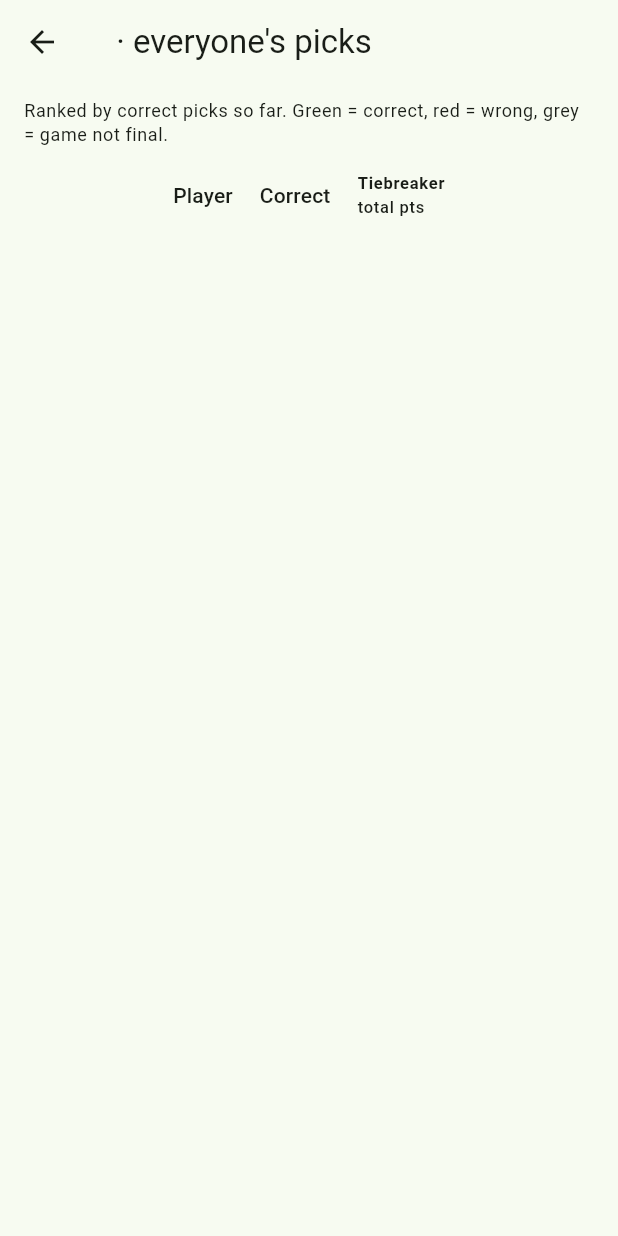
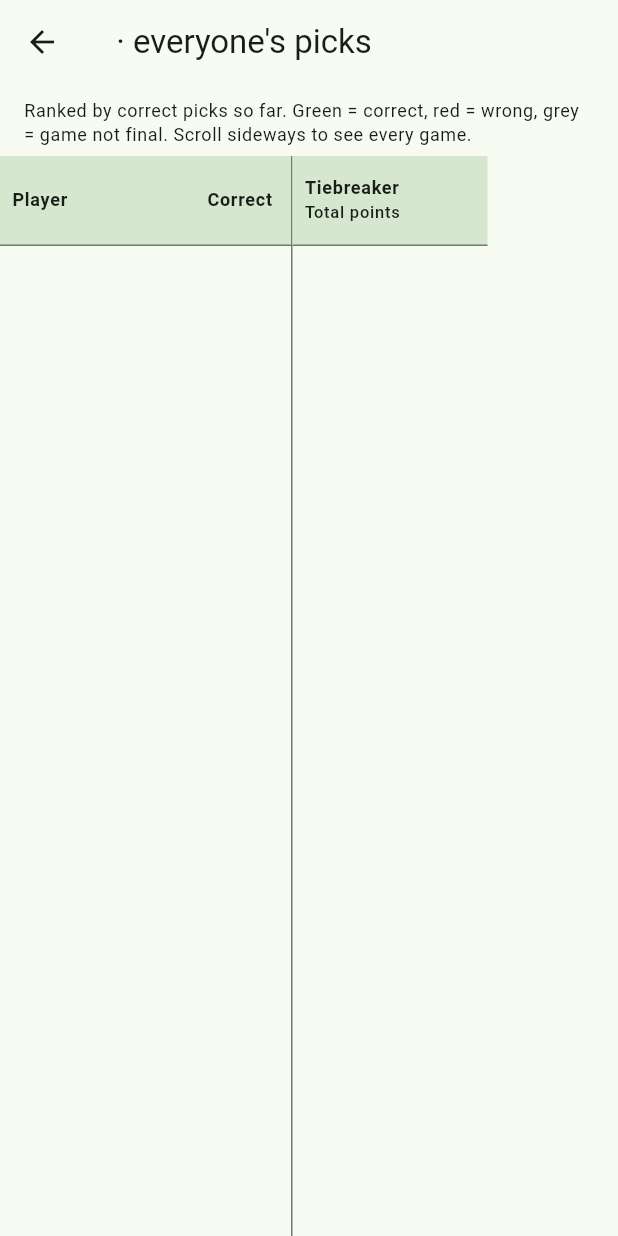
Before and after one commit to pjsusmc/football-pool, a Flutter app: the WeekGridScreen screen opened directly with empty values, on a phone screen of 412 x 824 dp. Run offline on Flutter 3.47's test engine with Material 3 defaults, Android fonts, the phone set to English and light mode, and no system bars; our stand-ins replace cloud_firestore, firebase_auth, firebase_core; accounts and stored records are empty.

Commit message:
Fixed player stats grid

```diff
--- a/lib/screens/week_grid_screen.dart
+++ b/lib/screens/week_grid_screen.dart
@@ -1,3 +1,4 @@
+import 'dart:ui' show PointerDeviceKind;
 import 'package:flutter/material.dart';
 import 'package:provider/provider.dart';
 import '../models/game.dart';
@@ -38,7 +39,7 @@ class WeekGridScreen extends StatelessWidget {
                 ),
               );
             }
-            return _Grid(poolId: poolId, weekId: weekId);
+            return _Loader(poolId: poolId, weekId: weekId);
           }),
         );
       },
@@ -53,10 +54,11 @@ Widget _error(String msg) => Center(
       ),
     );
 
-class _Grid extends StatelessWidget {
+/// Loads the pool, games and picks, then hands them to the grid.
+class _Loader extends StatelessWidget {
   final String poolId;
   final String weekId;
-  const _Grid({required this.poolId, required this.weekId});
+  const _Loader({required this.poolId, required this.weekId});
 
   @override
   Widget build(BuildContext context) {
@@ -86,8 +88,13 @@ class _Grid extends StatelessWidget {
                 return FutureBuilder<Map<String, String>>(
                   future: auth.displayNames(pool.memberUids),
                   builder: (context, nameSnap) {
-                    final names = nameSnap.data ?? const <String, String>{};
-                    return _table(context, pool, games, byUid, names, me);
+                    return _PicksGrid(
+                      memberUids: pool.memberUids,
+                      games: games,
+                      picks: byUid,
+                      names: nameSnap.data ?? const <String, String>{},
+                      me: me,
+                    );
                   },
                 );
               },
@@ -97,93 +104,240 @@ class _Grid extends StatelessWidget {
       },
     );
   }
+}
 
-  int _correct(List<Game> games, WeekPicks? p) {
+/// The grid itself. The player column stays put while the game columns scroll sideways, the
+/// header row stays put while rows scroll up and down, and both scroll bars are always visible.
+class _PicksGrid extends StatefulWidget {
+  final List<String> memberUids;
+  final List<Game> games;
+  final Map<String, WeekPicks> picks;
+  final Map<String, String> names;
+  final String? me;
+  const _PicksGrid({
+    required this.memberUids,
+    required this.games,
+    required this.picks,
+    required this.names,
+    required this.me,
+  });
+
+  @override
+  State<_PicksGrid> createState() => _PicksGridState();
+}
+
+class _PicksGridState extends State<_PicksGrid> {
+  static const double _nameW = 130;
+  static const double _correctW = 64;
+  static const double _gameW = 120;
+  static const double _tieW = 130;
+  static const double _headH = 60;
+  static const double _rowH = 48;
+
+  final _leftV = ScrollController(); // player column
+  final _rightV = ScrollController(); // game columns (drives the vertical scroll bar)
+  final _horizontal = ScrollController();
+  bool _syncing = false;
+
+  @override
+  void initState() {
+    super.initState();
+    _leftV.addListener(() => _sync(_leftV, _rightV));
+    _rightV.addListener(() => _sync(_rightV, _leftV));
+  }
+
+  void _sync(ScrollController from, ScrollController to) {
+    if (_syncing || !from.hasClients || !to.hasClients) return;
+    final target = from.offset.clamp(0.0, to.position.maxScrollExtent).toDouble();
+    if ((to.offset - target).abs() < 0.5) return;
+    _syncing = true;
+    to.jumpTo(target);
+    _syncing = false;
+  }
+
+  @override
+  void dispose() {
+    _leftV.dispose();
+    _rightV.dispose();
+    _horizontal.dispose();
+    super.dispose();
+  }
+
+  int _correct(WeekPicks? p) {
     if (p == null) return 0;
     var n = 0;
-    for (final g in games) {
+    for (final g in widget.games) {
       if (g.isFinal && g.winner != null && p.selections[g.id] == g.winner) n++;
     }
     return n;
   }
 
-  Widget _table(BuildContext context, Pool pool, List<Game> games, Map<String, WeekPicks> byUid,
-      Map<String, String> names, String? me) {
+  @override
+  Widget build(BuildContext context) {
+    final theme = Theme.of(context);
+    final games = widget.games;
     final last = games.where((g) => g.isLastGameOfWeek).firstOrNull;
     final actualTotal = (last != null && last.homeScore != null && last.awayScore != null)
         ? last.homeScore! + last.awayScore!
         : null;
 
-    final uids = [...pool.memberUids]..sort((a, b) {
-        final c = _correct(games, byUid[b]).compareTo(_correct(games, byUid[a]));
+    final uids = [...widget.memberUids]..sort((a, b) {
+        final c = _correct(widget.picks[b]).compareTo(_correct(widget.picks[a]));
         if (c != 0) return c;
-        return (names[a] ?? '').toLowerCase().compareTo((names[b] ?? '').toLowerCase());
+        return (widget.names[a] ?? '').toLowerCase().compareTo((widget.names[b] ?? '').toLowerCase());
       });
 
-    final headStyle = Theme.of(context).textTheme.labelSmall;
+    final rightW = games.length * _gameW + _tieW;
+    final border = BorderSide(color: theme.dividerColor);
+    final headBg = theme.colorScheme.secondaryContainer;
 
-    DataColumn col(String top, [String? sub]) => DataColumn(
-          label: Column(
+    Widget cell(double w, double h, Widget child,
+            {Color? bg, Alignment align = Alignment.centerLeft, bool bottom = true}) =>
+        Container(
+          width: w,
+          height: h,
+          alignment: align,
+          padding: const EdgeInsets.symmetric(horizontal: 8),
+          decoration: BoxDecoration(
+            color: bg,
+            border: Border(bottom: bottom ? border : BorderSide.none),
+          ),
+          child: child,
+        );
+
+    Widget head(double w, String top, [String? sub]) => cell(
+          w,
+          _headH,
+          Column(
             mainAxisAlignment: MainAxisAlignment.center,
             crossAxisAlignment: CrossAxisAlignment.start,
             children: [
-              Text(top, style: headStyle?.copyWith(fontWeight: FontWeight.bold)),
-              if (sub != null) Text(sub, style: headStyle),
+              Text(top,
+                  maxLines: 1,
+                  overflow: TextOverflow.ellipsis,
+                  style: theme.textTheme.labelMedium?.copyWith(fontWeight: FontWeight.bold)),
+              if (sub != null)
+                Text(sub, maxLines: 2, overflow: TextOverflow.ellipsis, style: theme.textTheme.labelSmall),
             ],
           ),
+          bg: headBg,
         );
 
-    final columns = <DataColumn>[
-      const DataColumn(label: Text('Player')),
-      const DataColumn(label: Text('Correct'), numeric: true),
-      for (final g in games)
-        col('${g.awayTeam} @', g.isFinal ? '${g.homeTeam} (${g.awayScore}-${g.homeScore})' : g.homeTeam),
-      col('Tiebreaker', actualTotal != null ? 'actual $actualTotal' : 'total pts'),
-    ];
+    Color? rowBg(String uid) => uid == widget.me ? theme.colorScheme.primaryContainer : null;
 
-    final rows = <DataRow>[];
-    for (final uid in uids) {
-      final p = byUid[uid];
-      final submitted = p != null && p.selections.isNotEmpty;
-      rows.add(DataRow(
-        color: uid == me
-            ? MaterialStatePropertyAll(Theme.of(context).colorScheme.primaryContainer)
-            : null,
-        cells: [
-          DataCell(Text(names[uid] ?? '…',
-              style: TextStyle(fontWeight: uid == me ? FontWeight.bold : FontWeight.normal))),
-          DataCell(Text('${_correct(games, p)}')),
-          for (final g in games) DataCell(_pickCell(g, submitted ? p.selections[g.id] : null)),
-          DataCell(Text(
-            p?.tiebreakerGuess == null
+    final leftRows = ListView.builder(
+      controller: _leftV,
+      itemCount: uids.length,
+      itemExtent: _rowH,
+      itemBuilder: (_, i) {
+        final uid = uids[i];
+        return Row(children: [
+          cell(
+            _nameW,
+            _rowH,
+            Text(widget.names[uid] ?? '…',
+                maxLines: 1,
+                overflow: TextOverflow.ellipsis,
+                style: TextStyle(fontWeight: uid == widget.me ? FontWeight.bold : FontWeight.normal)),
+            bg: rowBg(uid),
+          ),
+          cell(_correctW, _rowH, Text('${_correct(widget.picks[uid])}'),
+              bg: rowBg(uid), align: Alignment.center),
+        ]);
+      },
+    );
+
+    final rightRows = ListView.builder(
+      controller: _rightV,
+      itemCount: uids.length,
+      itemExtent: _rowH,
+      itemBuilder: (_, i) {
+        final uid = uids[i];
+        final p = widget.picks[uid];
+        final submitted = p != null && p.selections.isNotEmpty;
+        final guess = p?.tiebreakerGuess;
+        return Row(children: [
+          for (final g in games)
+            cell(_gameW, _rowH, _pickText(g, submitted ? p.selections[g.id] : null), bg: rowBg(uid)),
+          cell(
+            _tieW,
+            _rowH,
+            Text(guess == null
                 ? '–'
                 : actualTotal == null
-                    ? '${p!.tiebreakerGuess}'
-                    : '${p!.tiebreakerGuess} (off ${(p.tiebreakerGuess! - actualTotal).abs()})',
-          )),
-        ],
-      ));
-    }
+                    ? '$guess'
+                    : '$guess (off ${(guess - actualTotal).abs()})'),
+            bg: rowBg(uid),
+          ),
+        ]);
+      },
+    );
+
+    // Mouse drag should scroll too, not only the wheel and scroll bars.
+    final behavior = ScrollConfiguration.of(context).copyWith(
+      scrollbars: false,
+      dragDevices: PointerDeviceKind.values.toSet(),
+    );
 
     return Column(
       children: [
         Padding(
-          padding: const EdgeInsets.fromLTRB(16, 10, 16, 4),
-          child: Text(
-            'Ranked by correct picks so far. Green = correct, red = wrong, grey = game not final.',
-            style: Theme.of(context).textTheme.bodySmall,
+          padding: const EdgeInsets.fromLTRB(16, 10, 16, 6),
+          child: Align(
+            alignment: Alignment.centerLeft,
+            child: Text(
+              'Ranked by correct picks so far. Green = correct, red = wrong, grey = game not final. '
+              'Scroll sideways to see every game.',
+              style: theme.textTheme.bodySmall,
+            ),
           ),
         ),
         Expanded(
-          child: SingleChildScrollView(
-            child: SingleChildScrollView(
-              scrollDirection: Axis.horizontal,
-              child: DataTable(
-                columnSpacing: 18,
-                headingRowHeight: 56,
-                dataRowHeight: 44,
-                columns: columns,
-                rows: rows,
+          child: ScrollConfiguration(
+            behavior: behavior,
+            // Vertical bar for the whole grid, driven by the game columns' vertical list.
+            child: Scrollbar(
+              controller: _rightV,
+              thumbVisibility: true,
+              notificationPredicate: (n) => n.metrics.axis == Axis.vertical,
+              child: Row(
+                children: [
+                  SizedBox(
+                    width: _nameW + _correctW,
+                    child: Column(children: [
+                      Row(children: [
+                        head(_nameW, 'Player'),
+                        head(_correctW, 'Correct'),
+                      ]),
+                      Expanded(child: leftRows),
+                    ]),
+                  ),
+                  VerticalDivider(width: 1, color: theme.dividerColor),
+                  Expanded(
+                    // Horizontal bar sits at the bottom of the visible area, not the bottom of the data.
+                    child: Scrollbar(
+                      controller: _horizontal,
+                      thumbVisibility: true,
+                      notificationPredicate: (n) => n.metrics.axis == Axis.horizontal,
+                      child: SingleChildScrollView(
+                        controller: _horizontal,
+                        scrollDirection: Axis.horizontal,
+                        child: SizedBox(
+                          width: rightW,
+                          child: Column(children: [
+                            Row(children: [
+                              for (final g in games)
+                                head(_gameW, '${g.awayTeam} @ ${g.homeTeam}',
+                                    g.isFinal ? 'Final ${g.awayScore}-${g.homeScore}' : null),
+                              head(_tieW, 'Tiebreaker', actualTotal != null ? 'Actual total $actualTotal' : 'Total points'),
+                            ]),
+                            Expanded(child: rightRows),
+                          ]),
+                        ),
+                      ),
+                    ),
+                  ),
+                ],
               ),
             ),
           ),
@@ -192,7 +346,7 @@ class _Grid extends StatelessWidget {
     );
   }
 
-  Widget _pickCell(Game g, PickSide? pick) {
+  Widget _pickText(Game g, PickSide? pick) {
     if (pick == null) return const Text('–', style: TextStyle(color: Colors.grey));
     final name = pick == PickSide.home ? g.homeTeam : g.awayTeam;
     Color? color;
@@ -201,6 +355,8 @@ class _Grid extends StatelessWidget {
     }
     return Text(
       name,
+      maxLines: 1,
+      overflow: TextOverflow.ellipsis,
       style: TextStyle(
         color: color ?? Colors.grey.shade600,
         fontWeight: color != null ? FontWeight.w600 : FontWeight.normal,
```
